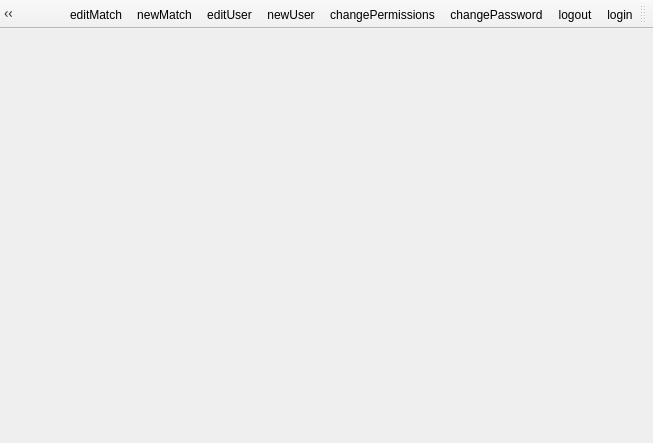
nournia/ketabkhaane, file Client/reghaabat/mainwindow.ui: the form before one commit.
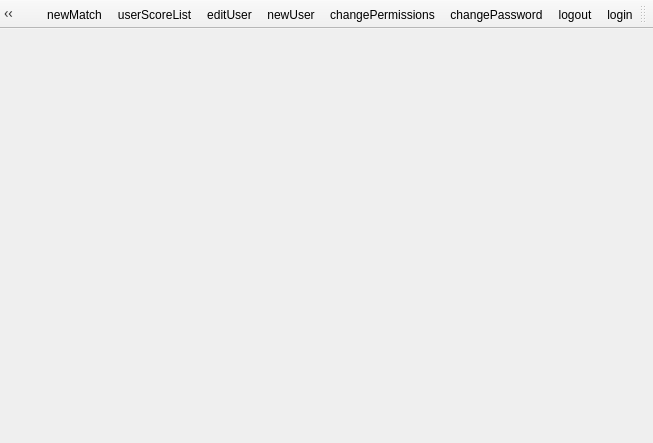
The form after the commit.

Commit message: added user score list

```diff
--- a/Client/reghaabat/mainwindow.ui
+++ b/Client/reghaabat/mainwindow.ui
@@ -52,6 +52,7 @@
    <addaction name="actionChangePermissions"/>
    <addaction name="actionNewUser"/>
    <addaction name="actionEditUser"/>
+   <addaction name="actionUserScoreList"/>
    <addaction name="actionNewMatch"/>
    <addaction name="actionEditMatch"/>
    <addaction name="actionOptions"/>
@@ -126,6 +127,11 @@
     <string>changePermissions</string>
    </property>
   </action>
+  <action name="actionUserScoreList">
+   <property name="text">
+    <string>userScoreList</string>
+   </property>
+  </action>
  </widget>
  <layoutdefault spacing="6" margin="11"/>
  <resources/>
```
The commit also changes 7 other files.
